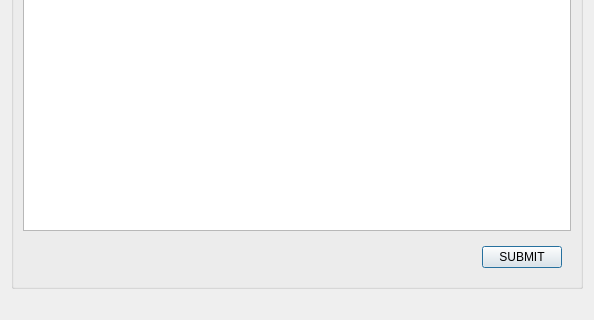
Before: the Qt Designer form main_widget.ui in lutraconsulting/qgis-report-plugin, drawn with Qt 5; both pictures show x 0 to 594 and y 323 to 643 of the 594 by 643 pixel window.
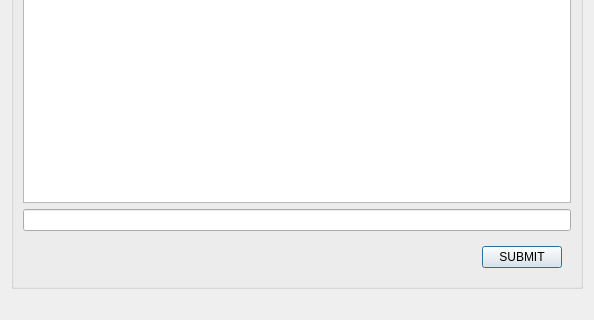
After: the same form once the commit is applied.

Patch:
```diff
--- a/main_widget.ui
+++ b/main_widget.ui
@@ -102,6 +102,9 @@
       <item>
        <widget class="QTextEdit" name="DescriptionTextEdit"/>
       </item>
+      <item>
+       <widget class="QLineEdit" name="AdditionalInfoLineEdit"/>
+      </item>
       <item>
        <widget class="QWidget" name="widget" native="true">
         <layout class="QHBoxLayout" name="horizontalLayout">
```
